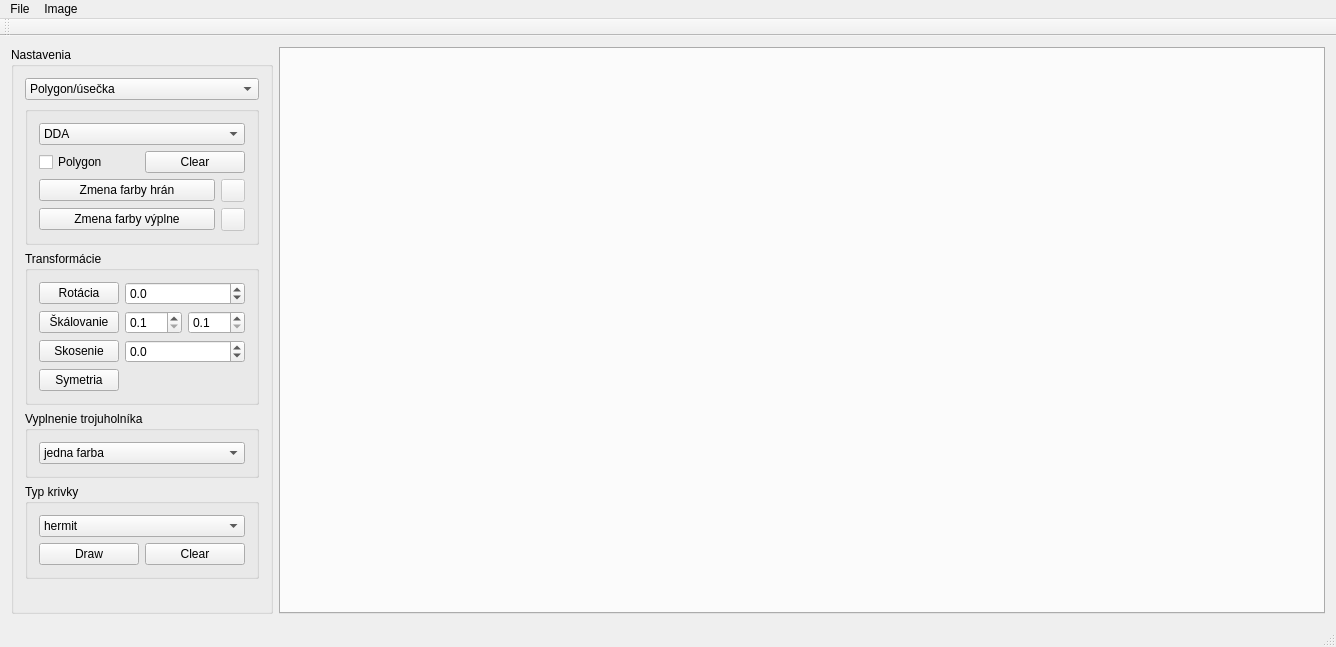
This is ImageViewer.ui in karinjanovjakova/grafika_cv5 as Qt 5 draws it before an edit. The edited form follows.
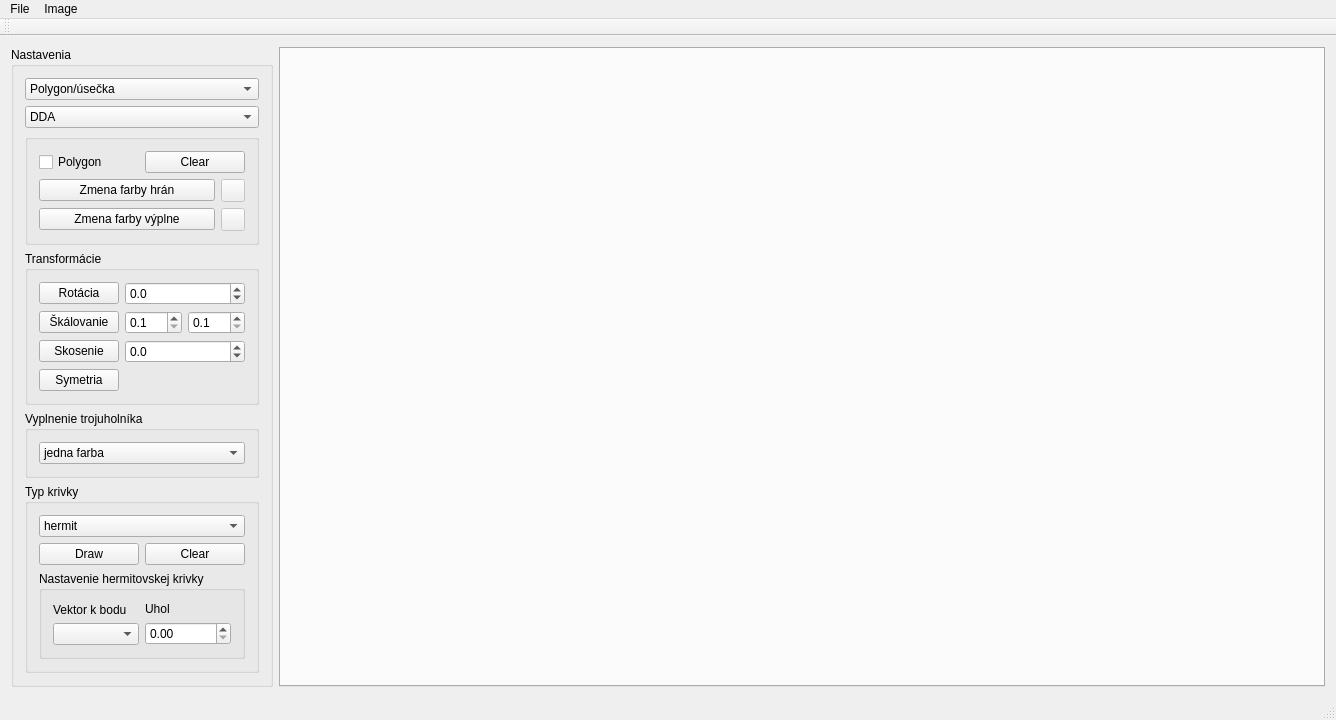
This is the edited form.

Commit message: krivky ok

The edit to the form file:
```diff
--- a/ImageViewer.ui
+++ b/ImageViewer.ui
@@ -39,12 +39,6 @@
         </widget>
        </item>
        <item>
-        <widget class="QGroupBox" name="poly">
-         <property name="title">
-          <string/>
-         </property>
-         <layout class="QVBoxLayout" name="verticalLayout">
-          <item>
            <widget class="QComboBox" name="comboBox">
             <item>
              <property name="text">
@@ -59,6 +53,12 @@
            </widget>
           </item>
           <item>
+        <widget class="QGroupBox" name="poly">
+         <property name="title">
+          <string/>
+         </property>
+         <layout class="QVBoxLayout" name="verticalLayout">
+          <item>
            <layout class="QHBoxLayout" name="horizontalLayout_3">
             <item>
              <widget class="QCheckBox" name="polygon">
@@ -288,6 +288,43 @@
             </item>
            </layout>
           </item>
+          <item>
+           <widget class="QGroupBox" name="hermit">
+            <property name="title">
+             <string>Nastavenie hermitovskej krivky</string>
+            </property>
+            <layout class="QHBoxLayout" name="horizontalLayout_8">
+             <item>
+              <layout class="QVBoxLayout" name="verticalLayout_4">
+               <item>
+                <widget class="QLabel" name="label">
+                 <property name="text">
+                  <string>Vektor k bodu</string>
+                 </property>
+                </widget>
+               </item>
+               <item>
+                <widget class="QComboBox" name="bod"/>
+               </item>
+              </layout>
+             </item>
+             <item>
+              <layout class="QVBoxLayout" name="verticalLayout_5">
+               <item>
+                <widget class="QLabel" name="label_2">
+                 <property name="text">
+                  <string>Uhol</string>
+                 </property>
+                </widget>
+               </item>
+               <item>
+                <widget class="QDoubleSpinBox" name="uhol"/>
+               </item>
+              </layout>
+             </item>
+            </layout>
+           </widget>
+          </item>
          </layout>
         </widget>
        </item>
```
Lines whose indentation alone changed are shown as unchanged. The commit also changes 3 other files.
